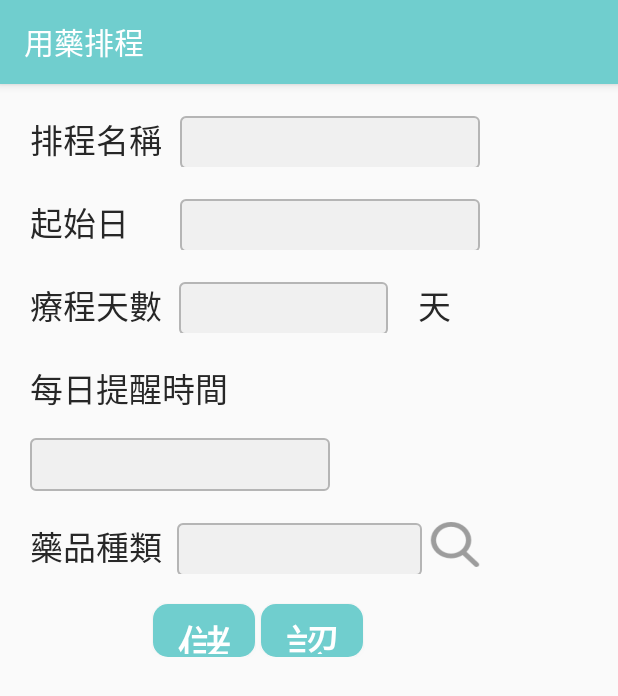
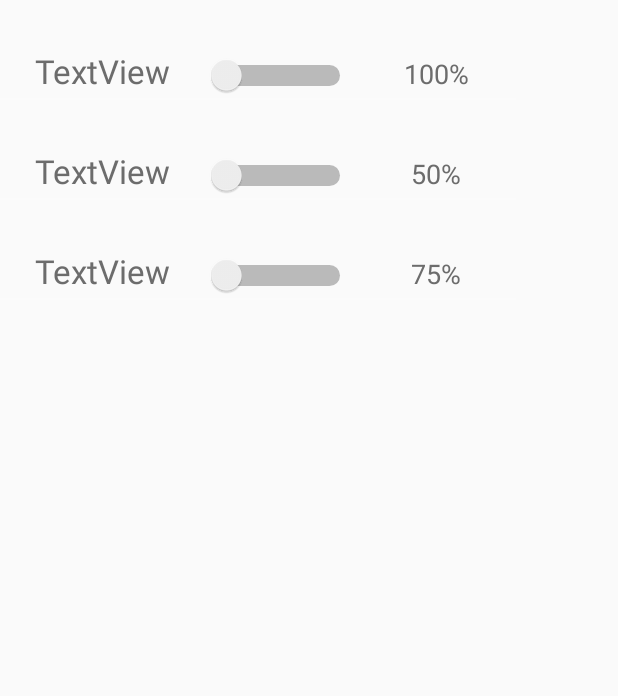
Before and after one commit to weiwei1204/MedicineAPP, an Android app: the screen it shows after launch (ThirdActivity before the commit, ScheduleActivity after it), after a tap on an icon or button, on a phone screen of 412 x 824 dp. Shown: the top 696 px of the screen. Run offline under Robolectric (Android 15) with nearby library versions, the phone set to English and light mode, and no system bars.

Commit message:
藥品追蹤介面

```diff
--- a/app/src/main/java/com/example/carrie/carrie_test1/MainActivity.java
+++ b/app/src/main/java/com/example/carrie/carrie_test1/MainActivity.java
@@ -21,8 +21,8 @@ public class MainActivity extends Activity {
         Intent it = new Intent(this,SecondActivity.class);
         startActivity(it);
     }
-    public void gotoThirdActivity(View v){  //連到用藥排成設定頁面
-        Intent it = new Intent(this,ThirdActivity.class);
+    public void gotoScheduleActivity(View v){  //連到用藥排成設定頁面
+        Intent it = new Intent(this,ScheduleActivity.class);
         startActivity(it);
     }
     public void gotoFourthActivity(View v){ //連到搜尋藥品資訊頁面
--- /dev/null
+++ b/app/src/main/java/com/example/carrie/carrie_test1/ScheduleActivity.java
@@ -0,0 +1,44 @@
+package com.example.carrie.carrie_test1;
+
+import android.content.Intent;
+import android.os.Bundle;
+import android.app.Activity;
+import android.view.View;
+import android.widget.AdapterView;
+import android.widget.ArrayAdapter;
+import android.widget.ListView;
+
+public class ScheduleActivity extends Activity {
+    private ListView listView;
+    private ListView listView1;
+
+    private String[] list = {"感冒","頭痛","流鼻水"};
+    private String[] list1 = {"100%","50%","75%"};
+    private ArrayAdapter<String> listAdapter;
+    private ArrayAdapter<String> listAdapter1;
+
+    @Override
+    protected void onCreate(Bundle savedInstanceState) {
+        super.onCreate(savedInstanceState);
+        setContentView(R.layout.activity_schedule);
+        listView = (ListView) findViewById(R.id.schedule_list_view);
+        listAdapter = new ArrayAdapter(this, R.layout.schedulerow, R.id.textView38, list);
+        listView.setAdapter(listAdapter);
+
+        listView1 = (ListView) findViewById(R.id.schedule_list_view);
+        listAdapter1 = new ArrayAdapter(this, R.layout.schedulerow, R.id.textView39, list1);
+        listView1.setAdapter(listAdapter1);
+
+        listView.setOnItemClickListener(new AdapterView.OnItemClickListener() {
+            @Override
+            public void onItemClick(AdapterView<?> parent, View view, int position, long id) {
+                Intent intent=new Intent(ScheduleActivity.this,ThirdActivity.class);
+
+            }
+        });
+    }
+
+    public void goback(View v){
+        finish();
+    }
+}
--- a/app/src/main/res/layout/activity_main.xml
+++ b/app/src/main/res/layout/activity_main.xml
@@ -114,7 +114,7 @@
                     android:layout_marginRight="5sp"
                     android:layout_marginTop="5sp"
                     android:background="@drawable/calendar"
-                    android:onClick="gotoThirdActivity" />
+                    android:onClick="gotoScheduleActivity" />
 
                 <TextView
                     android:id="@+id/textView3"
--- /dev/null
+++ b/app/src/main/res/layout/activity_schedule.xml
@@ -0,0 +1,17 @@
+<?xml version="1.0" encoding="utf-8"?>
+<android.support.constraint.ConstraintLayout xmlns:android="http://schemas.android.com/apk/res/android"
+    xmlns:app="http://schemas.android.com/apk/res-auto"
+    xmlns:tools="http://schemas.android.com/tools"
+    android:layout_width="match_parent"
+    android:layout_height="match_parent"
+    android:background="#FAFAFA"
+    tools:context="com.example.carrie.carrie_test1.ScheduleActivity">
+
+
+    <ListView
+        android:id="@+id/schedule_list_view"
+        android:layout_width="344dp"
+        android:layout_height="495dp"
+        tools:layout_editor_absoluteY="8dp"
+        tools:layout_editor_absoluteX="8dp" />
+</android.support.constraint.ConstraintLayout>
--- a/app/src/main/res/layout/activity_third.xml
+++ b/app/src/main/res/layout/activity_third.xml
@@ -39,7 +39,7 @@
                     android:layout_height="35sp"
                     android:layout_marginTop="20dp"
                     android:layout_weight="1"
-                    android:background="@drawable/scheduletext"
+                    android:background="@drawable/thirdsettext"
                     android:ems="10"
                     android:inputType="textPersonName"
                     android:text=""
@@ -75,7 +75,7 @@
                     android:textColor="#272727"
                     android:layout_marginTop="20dp"
                     android:layout_weight="1"
-                    android:background="@drawable/scheduletext"
+                    android:background="@drawable/thirdsettext"
                     android:ems="10"
                     android:inputType="date" />
 
@@ -109,7 +109,7 @@
                     android:layout_height="35sp"
                     android:layout_marginTop="20dp"
                     android:layout_weight="1"
-                    android:background="@drawable/scheduletext"
+                    android:background="@drawable/thirdsettext"
                     android:textColor="#272727"
                     android:ems="10"
                     android:inputType="number" />
@@ -155,7 +155,7 @@
                     android:layout_marginLeft="20dp"
                     android:layout_marginTop="20dp"
                     android:layout_weight="1"
-                    android:background="@drawable/scheduletext"
+                    android:background="@drawable/thirdsettext"
                     android:ems="10"
                     android:inputType="time"
                     android:textColor="#272727" />
@@ -189,7 +189,7 @@
                     android:layout_height="35sp"
                     android:layout_marginTop="20dp"
                     android:layout_weight="1"
-                    android:background="@drawable/scheduletext"
+                    android:background="@drawable/thirdsettext"
                     android:textColor="#272727"
                     android:ems="10"
                     android:inputType="textPersonName"
--- /dev/null
+++ b/app/src/main/res/layout/schedulerow.xml
@@ -0,0 +1,45 @@
+<?xml version="1.0" encoding="utf-8"?>
+<LinearLayout xmlns:android="http://schemas.android.com/apk/res/android"
+    android:layout_width="match_parent"
+    android:layout_height="match_parent"
+    android:background="#FAFAFA"
+    android:orientation="horizontal">
+
+
+    <TextView
+        android:id="@+id/textView38"
+        android:layout_width="30dp"
+        android:layout_height="35dp"
+        android:layout_marginLeft="10dp"
+        android:layout_marginTop="30dp"
+        android:layout_weight="1"
+        android:gravity="center"
+        android:text="TextView"
+        android:textColor="#6C6C6C"
+        android:textSize="10pt" />
+
+    <Switch
+        android:id="@+id/switch1"
+        android:layout_width="15dp"
+        android:layout_height="wrap_content"
+        android:layout_marginLeft="10dp"
+        android:layout_marginTop="30dp"
+        android:layout_weight="1"
+        android:switchMinWidth="100dp"
+
+        android:text=""
+        android:theme="@style/SwitchTheme" />
+
+    <TextView
+        android:id="@+id/textView39"
+        android:layout_width="20dp"
+        android:layout_height="35dp"
+        android:layout_marginLeft="0dp"
+        android:layout_marginTop="30dp"
+        android:layout_weight="1"
+        android:gravity="center"
+        android:text="TextView"
+        android:textColor="#6C6C6C"
+        android:textSize="8pt" />
+
+</LinearLayout>
--- a/app/src/main/res/values/strings.xml
+++ b/app/src/main/res/values/strings.xml
@@ -15,6 +15,7 @@
     <string name="title_activity_medicinevertify">用藥驗證</string>
     <string name="title_activity_historyrecord">排成歷史紀錄</string>
     <string name="title_activity_comment">藥品評論</string>
+    <string name="title_activity_schedule">用藥排程</string>
 
 
 </resources>
--- a/app/src/main/res/values/styles.xml
+++ b/app/src/main/res/values/styles.xml
@@ -7,6 +7,8 @@
         <item name="colorPrimaryDark">@color/colorPrimaryDark</item>
         <item name="colorAccent">@color/colorAccent</item>
     </style>
-
+    <style name="SwitchTheme" parent="Theme.AppCompat.Light">
+        <item name="android:colorControlActivated">#148E13</item>
+    </style>
 
 </resources>
```
Also changed, not shown: app/src/main/AndroidManifest.xml (+9 -5 lines), app/src/main/res/drawable/thirdsettext.xml (added, +24 -0 lines).
